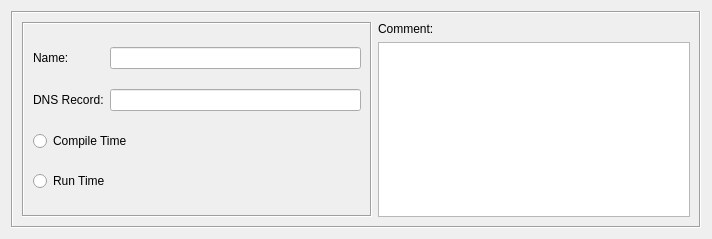
Before: the Qt Designer form src/libgui/dnsnamedialog_q.ui in fwbuilder/fwbuilder, drawn with Qt 5.
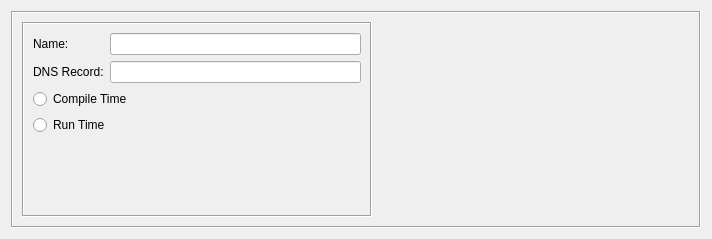
After: the same form once the commit is applied. Custom widgets are drawn as their Qt base class.

Commit message:
Manually merged keyword management/filtering code from fortress. All dialogs modified to include custom keyword/comment widget.
Also added first cut at 'dynamic group' implementation.

```diff
--- a/src/libgui/dnsnamedialog_q.ui
+++ b/src/libgui/dnsnamedialog_q.ui
@@ -21,11 +21,11 @@
      <property name="frameShadow" >
       <enum>QFrame::Sunken</enum>
      </property>
-     <layout class="QGridLayout" >
-      <item rowspan="2" row="0" column="0" >
-       <widget class="QFrame" name="frame17" >
-        <property name="sizePolicy" >
-         <sizepolicy vsizetype="Preferred" hsizetype="Fixed" >
+     <layout class="QHBoxLayout" name="horizontalLayout">
+      <item>
+       <widget class="QFrame" name="frame17">
+        <property name="sizePolicy">
+         <sizepolicy hsizetype="Fixed" vsizetype="Preferred">
           <horstretch>0</horstretch>
           <verstretch>0</verstretch>
          </sizepolicy>
@@ -48,10 +48,10 @@
         <property name="frameShadow" >
          <enum>QFrame::Sunken</enum>
         </property>
-        <layout class="QGridLayout" name="gridLayout_2" >
-         <item row="0" column="0" >
-          <widget class="QLabel" name="textLabel1" >
-           <property name="text" >
+        <layout class="QFormLayout" name="formLayout">
+         <item row="0" column="0">
+          <widget class="QLabel" name="textLabel1">
+           <property name="text">
             <string>Name:</string>
            </property>
            <property name="wordWrap" >
@@ -59,10 +59,10 @@
            </property>
           </widget>
          </item>
-         <item row="0" column="1" colspan="2" >
-          <widget class="QLineEdit" name="obj_name" >
-           <property name="sizePolicy" >
-            <sizepolicy vsizetype="Fixed" hsizetype="Preferred" >
+         <item row="0" column="1">
+          <widget class="QLineEdit" name="obj_name">
+           <property name="sizePolicy">
+            <sizepolicy hsizetype="Preferred" vsizetype="Fixed">
              <horstretch>1</horstretch>
              <verstretch>0</verstretch>
             </sizepolicy>
@@ -75,9 +75,9 @@
            </property>
           </widget>
          </item>
-         <item row="1" column="0" >
-          <widget class="QLabel" name="textLabel2_2" >
-           <property name="text" >
+         <item row="1" column="0">
+          <widget class="QLabel" name="textLabel2_2">
+           <property name="text">
             <string>DNS Record:</string>
            </property>
            <property name="wordWrap" >
@@ -85,10 +85,10 @@
            </property>
           </widget>
          </item>
-         <item row="1" column="1" colspan="2" >
-          <widget class="QLineEdit" name="dnsrec" >
-           <property name="sizePolicy" >
-            <sizepolicy vsizetype="Fixed" hsizetype="Preferred" >
+         <item row="1" column="1">
+          <widget class="QLineEdit" name="dnsrec">
+           <property name="sizePolicy">
+            <sizepolicy hsizetype="Preferred" vsizetype="Fixed">
              <horstretch>0</horstretch>
              <verstretch>0</verstretch>
             </sizepolicy>
@@ -109,16 +109,16 @@
            </property>
           </widget>
          </item>
-         <item row="2" column="0" colspan="3" >
-          <widget class="QRadioButton" name="r_compiletime" >
-           <property name="text" >
+         <item row="2" column="0" colspan="2">
+          <widget class="QRadioButton" name="r_compiletime">
+           <property name="text">
             <string>Compile Time</string>
            </property>
           </widget>
          </item>
-         <item row="3" column="0" colspan="3" >
-          <widget class="QRadioButton" name="r_runtime" >
-           <property name="text" >
+         <item row="3" column="0" colspan="2">
+          <widget class="QRadioButton" name="r_runtime">
+           <property name="text">
             <string>Run Time</string>
            </property>
           </widget>
@@ -126,38 +126,13 @@
         </layout>
        </widget>
       </item>
-      <item row="0" column="1" >
-       <widget class="QLabel" name="textLabel2" >
-        <property name="sizePolicy" >
-         <sizepolicy vsizetype="Fixed" hsizetype="Preferred" >
+      <item>
+       <widget class="CommentKeywords" name="commentKeywords" native="true">
+        <property name="sizePolicy">
+         <sizepolicy hsizetype="Expanding" vsizetype="Expanding">
           <horstretch>0</horstretch>
           <verstretch>0</verstretch>
          </sizepolicy>
-        </property>
-        <property name="text" >
-         <string>Comment:</string>
-        </property>
-        <property name="wordWrap" >
-         <bool>false</bool>
-        </property>
-       </widget>
-      </item>
-      <item row="1" column="1" >
-       <widget class="TextEditWidget" name="comment" >
-        <property name="sizePolicy" >
-         <sizepolicy vsizetype="Expanding" hsizetype="Expanding" >
-          <horstretch>0</horstretch>
-          <verstretch>100</verstretch>
-         </sizepolicy>
-        </property>
-        <property name="minimumSize" >
-         <size>
-          <width>200</width>
-          <height>0</height>
-         </size>
-        </property>
-        <property name="tabChangesFocus" >
-         <bool>true</bool>
         </property>
        </widget>
       </item>
@@ -168,9 +143,10 @@
  </widget>
  <customwidgets>
   <customwidget>
-   <class>TextEditWidget</class>
-   <extends>QTextEdit</extends>
-   <header>TextEditWidget.h</header>
+   <class>CommentKeywords</class>
+   <extends>QWidget</extends>
+   <header>CommentKeywords.h</header>
+   <container>1</container>
   </customwidget>
  </customwidgets>
  <tabstops>
```
Left out of the diff: 113 changed lines with no effect on the pictures. The commit also changes 87 other files.
